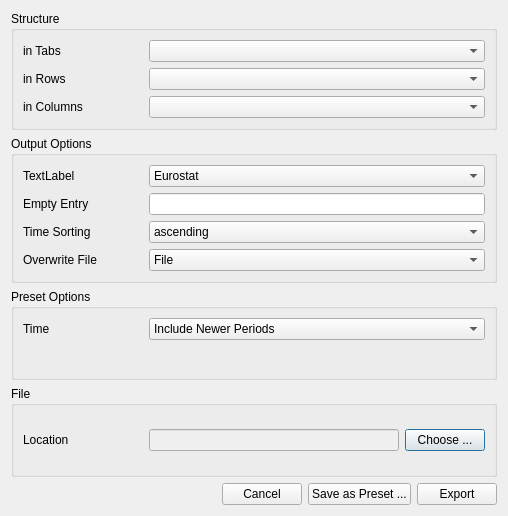
Above: app/gui/export.ui from petres/eurostat before the change. Below: the same form after it.
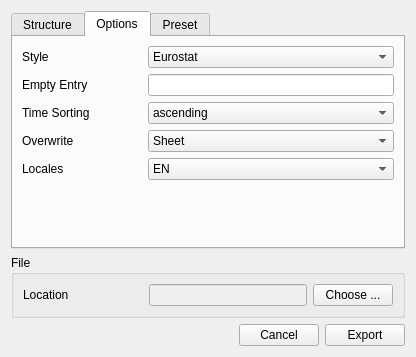
That is the form after the change. The open tabs and pages were chosen to show the change.

```diff
--- a/app/gui/export.ui
+++ b/app/gui/export.ui
@@ -6,8 +6,8 @@
    <rect>
     <x>0</x>
     <y>0</y>
-    <width>508</width>
-    <height>516</height>
+    <width>416</width>
+    <height>357</height>
    </rect>
   </property>
   <property name="minimumSize">
@@ -19,20 +19,18 @@
   <property name="windowTitle">
    <string>Export</string>
   </property>
-  <layout class="QVBoxLayout" name="verticalLayout_4">
-   <item>
-    <widget class="QGroupBox" name="structureGroupBox">
-     <property name="minimumSize">
-      <size>
-       <width>0</width>
-       <height>0</height>
-      </size>
-     </property>
-     <property name="title">
-      <string>Structure</string>
-     </property>
      <layout class="QVBoxLayout" name="verticalLayout_2">
       <item>
+    <widget class="QTabWidget" name="tabWidget">
+     <property name="currentIndex">
+      <number>0</number>
+     </property>
+     <widget class="QWidget" name="structureTab">
+      <attribute name="title">
+       <string>Structure</string>
+      </attribute>
+      <layout class="QVBoxLayout" name="verticalLayout_5">
+       <item>
        <layout class="QFormLayout" name="formLayout">
         <item row="0" column="0">
          <widget class="QLabel" name="tabLabel">
@@ -44,17 +42,17 @@
         <item row="0" column="1">
          <widget class="QComboBox" name="tabCombo"/>
         </item>
-        <item row="1" column="0">
+         <item row="2" column="0">
          <widget class="QLabel" name="rowLabel">
           <property name="text">
            <string>in Rows</string>
           </property>
          </widget>
         </item>
-        <item row="1" column="1">
+         <item row="2" column="1">
          <widget class="QComboBox" name="rowCombo"/>
         </item>
-        <item row="2" column="0">
+         <item row="3" column="0">
          <widget class="QLabel" name="colLabel">
           <property name="minimumSize">
            <size>
@@ -67,29 +65,27 @@
           </property>
          </widget>
         </item>
-        <item row="2" column="1">
+         <item row="3" column="1">
          <widget class="QComboBox" name="colCombo"/>
         </item>
        </layout>
       </item>
      </layout>
     </widget>
-   </item>
+     <widget class="QWidget" name="optionsTab">
+      <attribute name="title">
+       <string>Options</string>
+      </attribute>
+      <layout class="QVBoxLayout" name="verticalLayout_4">
    <item>
-    <widget class="QGroupBox" name="optionsGroupBox">
-     <property name="title">
-      <string>Output Options</string>
-     </property>
-     <layout class="QHBoxLayout" name="horizontalLayout_2">
-      <item>
-       <layout class="QFormLayout" name="formLayout_2">
+        <layout class="QFormLayout" name="optionsLayout">
         <property name="fieldGrowthPolicy">
          <enum>QFormLayout::AllNonFixedFieldsGrow</enum>
         </property>
         <item row="0" column="0">
          <widget class="QLabel" name="styleLabel">
           <property name="text">
-           <string>TextLabel</string>
+            <string>Style</string>
           </property>
          </widget>
         </item>
@@ -157,17 +153,12 @@
            </size>
           </property>
           <property name="text">
-           <string>Overwrite File</string>
+            <string>Overwrite</string>
           </property>
          </widget>
         </item>
         <item row="3" column="1">
          <widget class="QComboBox" name="overwriteComboBox">
-          <item>
-           <property name="text">
-            <string>File</string>
-           </property>
-          </item>
           <item>
            <property name="text">
             <string>Sheet</string>
@@ -180,16 +171,35 @@
           </item>
          </widget>
         </item>
-       </layout>
-      </item>
-     </layout>
-    </widget>
-   </item>
+         <item row="4" column="0">
+          <widget class="QLabel" name="localeLabel">
+           <property name="text">
+            <string>Locales</string>
+           </property>
+          </widget>
+         </item>
+         <item row="4" column="1">
+          <widget class="QComboBox" name="localeComboBox">
    <item>
-    <widget class="QGroupBox" name="groupBox">
-     <property name="title">
-      <string>Preset Options</string>
-     </property>
+            <property name="text">
+             <string>EN</string>
+            </property>
+           </item>
+           <item>
+            <property name="text">
+             <string>DE</string>
+            </property>
+           </item>
+          </widget>
+         </item>
+        </layout>
+       </item>
+      </layout>
+     </widget>
+     <widget class="QWidget" name="presetTab">
+      <attribute name="title">
+       <string>Preset</string>
+      </attribute>
      <layout class="QVBoxLayout" name="verticalLayout_3">
       <item>
        <layout class="QFormLayout" name="formLayout_3">
@@ -227,7 +237,15 @@
         </item>
        </layout>
       </item>
-     </layout>
+       <item>
+        <widget class="QPushButton" name="presetButton">
+         <property name="text">
+          <string>Save as Preset ...</string>
+         </property>
+        </widget>
+       </item>
+      </layout>
+     </widget>
     </widget>
    </item>
    <item>
@@ -285,13 +303,6 @@
        </property>
       </widget>
      </item>
-     <item>
-      <widget class="QPushButton" name="presetButton">
-       <property name="text">
-        <string>Save as Preset ...</string>
-       </property>
-      </widget>
-     </item>
      <item>
       <widget class="QPushButton" name="exportButton">
        <property name="text">
```
Left out of the diff: 26 changed lines with no effect on the pictures. Lines whose indentation alone changed are shown as unchanged.
